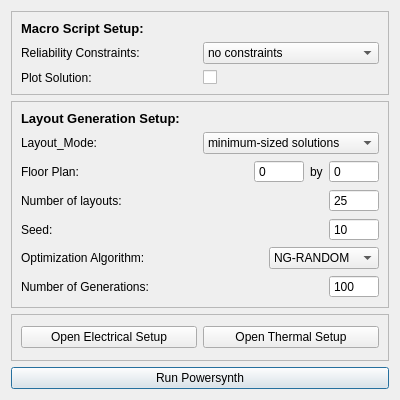
Qt form NEW_UI/ui/optimizationSetup.ui (e3da/PowerSynth2-core) before a commit.
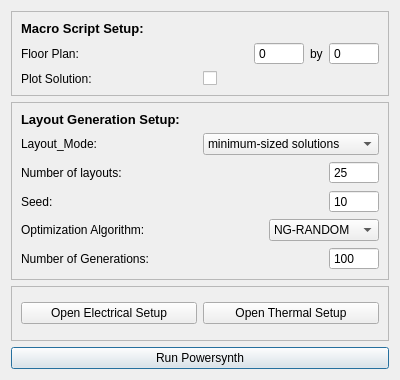
The same form after that commit.

The edit to the form file:
```diff
--- a/NEW_UI/ui/optimizationSetup.ui
+++ b/NEW_UI/ui/optimizationSetup.ui
@@ -7,7 +7,7 @@
     <x>0</x>
     <y>0</y>
     <width>400</width>
-    <height>400</height>
+    <height>380</height>
    </rect>
   </property>
   <property name="sizePolicy">
@@ -37,31 +37,75 @@
        </widget>
       </item>
       <item>
-       <layout class="QHBoxLayout" name="horizontalLayout_12">
+       <layout class="QHBoxLayout" name="horizontalLayout_8">
         <item>
-         <widget class="QLabel" name="label_18">
+         <widget class="QLabel" name="label_12">
           <property name="text">
-           <string>Reliability Constraints:</string>
+           <string>Floor Plan:</string>
           </property>
          </widget>
         </item>
         <item>
-         <widget class="QComboBox" name="combo_reliability">
-          <item>
-           <property name="text">
-            <string>no constraints</string>
-           </property>
-          </item>
-          <item>
-           <property name="text">
-            <string>worst case consideration</string>
-           </property>
-          </item>
-          <item>
-           <property name="text">
-            <string>average case</string>
-           </property>
-          </item>
+         <widget class="QSpinBox" name="floor_plan_x">
+          <property name="sizePolicy">
+           <sizepolicy hsizetype="Maximum" vsizetype="Fixed">
+            <horstretch>0</horstretch>
+            <verstretch>0</verstretch>
+           </sizepolicy>
+          </property>
+          <property name="maximumSize">
+           <size>
+            <width>50</width>
+            <height>16777215</height>
+           </size>
+          </property>
+          <property name="buttonSymbols">
+           <enum>QAbstractSpinBox::NoButtons</enum>
+          </property>
+          <property name="maximum">
+           <number>999</number>
+          </property>
+         </widget>
+        </item>
+        <item>
+         <widget class="QLabel" name="label_13">
+          <property name="sizePolicy">
+           <sizepolicy hsizetype="Maximum" vsizetype="Preferred">
+            <horstretch>0</horstretch>
+            <verstretch>0</verstretch>
+           </sizepolicy>
+          </property>
+          <property name="minimumSize">
+           <size>
+            <width>10</width>
+            <height>0</height>
+           </size>
+          </property>
+          <property name="text">
+           <string>by</string>
+          </property>
+         </widget>
+        </item>
+        <item>
+         <widget class="QSpinBox" name="floor_plan_y">
+          <property name="sizePolicy">
+           <sizepolicy hsizetype="Maximum" vsizetype="Fixed">
+            <horstretch>0</horstretch>
+            <verstretch>0</verstretch>
+           </sizepolicy>
+          </property>
+          <property name="maximumSize">
+           <size>
+            <width>50</width>
+            <height>16777215</height>
+           </size>
+          </property>
+          <property name="buttonSymbols">
+           <enum>QAbstractSpinBox::NoButtons</enum>
+          </property>
+          <property name="maximum">
+           <number>999</number>
+          </property>
          </widget>
         </item>
        </layout>
@@ -77,6 +121,9 @@
         </item>
         <item>
          <widget class="QCheckBox" name="checkbox_plot_solutions">
+          <property name="layoutDirection">
+           <enum>Qt::LeftToRight</enum>
+          </property>
           <property name="text">
            <string/>
           </property>
@@ -133,80 +180,6 @@
         </item>
        </layout>
       </item>
-      <item>
-       <layout class="QHBoxLayout" name="horizontalLayout_8">
-        <item>
-         <widget class="QLabel" name="label_12">
-          <property name="text">
-           <string>Floor Plan:</string>
-          </property>
-         </widget>
-        </item>
-        <item>
-         <widget class="QSpinBox" name="floor_plan_x">
-          <property name="sizePolicy">
-           <sizepolicy hsizetype="Maximum" vsizetype="Fixed">
-            <horstretch>0</horstretch>
-            <verstretch>0</verstretch>
-           </sizepolicy>
-          </property>
-          <property name="maximumSize">
-           <size>
-            <width>50</width>
-            <height>16777215</height>
-           </size>
-          </property>
-          <property name="buttonSymbols">
-           <enum>QAbstractSpinBox::NoButtons</enum>
-          </property>
-          <property name="maximum">
-           <number>999</number>
-          </property>
-         </widget>
-        </item>
-        <item>
-         <widget class="QLabel" name="label_13">
-          <property name="sizePolicy">
-           <sizepolicy hsizetype="Maximum" vsizetype="Preferred">
-            <horstretch>0</horstretch>
-            <verstretch>0</verstretch>
-           </sizepolicy>
-          </property>
-          <property name="minimumSize">
-           <size>
-            <width>10</width>
-            <height>0</height>
-           </size>
-          </property>
-          <property name="text">
-           <string>by</string>
-          </property>
-         </widget>
-        </item>
-        <item>
-         <widget class="QSpinBox" name="floor_plan_y">
-          <property name="sizePolicy">
-           <sizepolicy hsizetype="Maximum" vsizetype="Fixed">
-            <horstretch>0</horstretch>
-            <verstretch>0</verstretch>
-           </sizepolicy>
-          </property>
-          <property name="maximumSize">
-           <size>
-            <width>50</width>
-            <height>16777215</height>
-           </size>
-          </property>
-          <property name="buttonSymbols">
-           <enum>QAbstractSpinBox::NoButtons</enum>
-          </property>
-          <property name="maximum">
-           <number>999</number>
-          </property>
-         </widget>
-        </item>
-       </layout>
-      </item>
       <item>
        <layout class="QHBoxLayout" name="horizontalLayout_9">
         <item>
```
